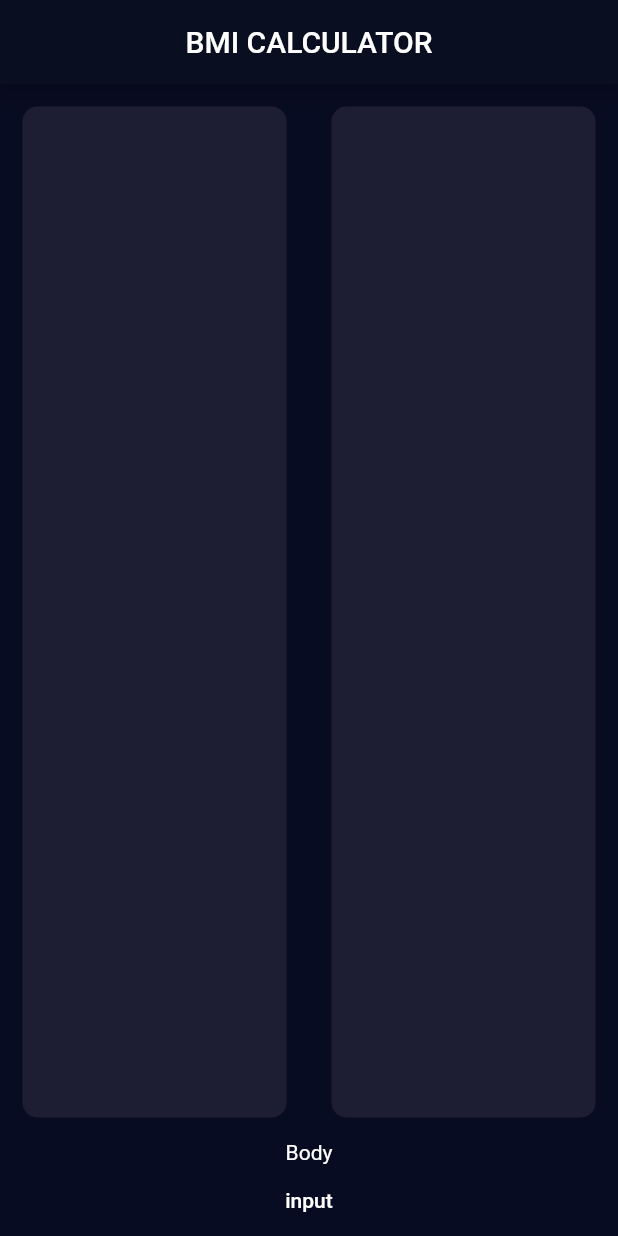
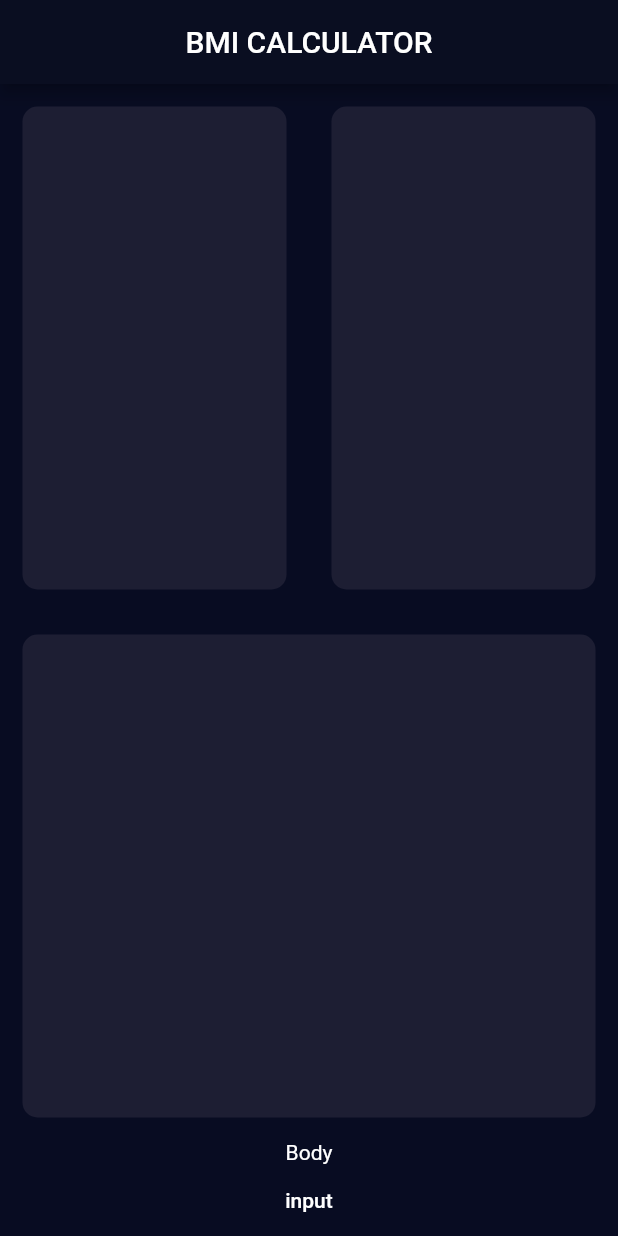
Before and after one commit to Naxalov/BMICALCULATOR, a Flutter app: the screen it shows after launch, on a phone screen of 412 x 824 dp. Run offline on Flutter 3.47's test engine with Material 2 defaults, Android fonts, the phone set to English and light mode, and no system bars; our stand-ins replace font_awesome_flutter.

Commit message:
add weight

```diff
--- a/lib/screen/inputPage.dart
+++ b/lib/screen/inputPage.dart
@@ -26,7 +26,8 @@ class _InputPageState extends State<InputPage> {
                           color: Color(0xFF1D1E33),
                           borderRadius: BorderRadius.circular(10.0)),
                     ),
-                  ), Expanded(
+                  ),
+                  Expanded(
                     child: Container(
                       margin: EdgeInsets.all(15.0),
                       decoration: BoxDecoration(
@@ -37,6 +38,13 @@ class _InputPageState extends State<InputPage> {
                 ],
               ),
             ),
+            Expanded(
+                child: Container(
+              margin: EdgeInsets.all(15.0),
+              decoration: BoxDecoration(
+                  color: Color(0xFF1D1E33),
+                  borderRadius: BorderRadius.circular(10.0)),
+            )),
             Text('Body'),
             FlatButton(
               child: Text('input'),
```
